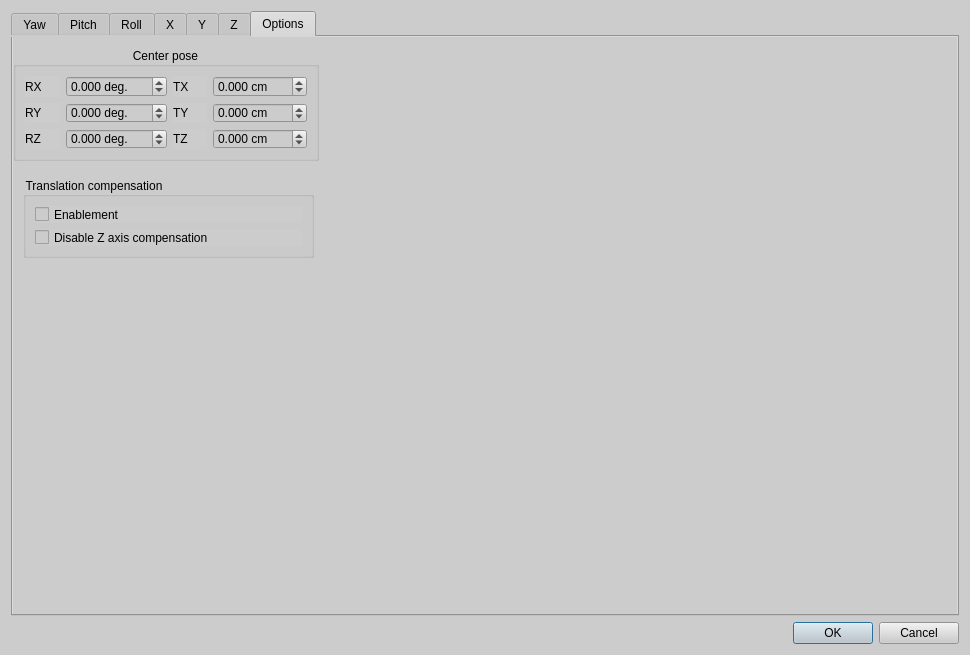
Before: the Qt Designer form facetracknoir/ftnoir_curves.ui in opentrack/opentrack, drawn with Qt 5.
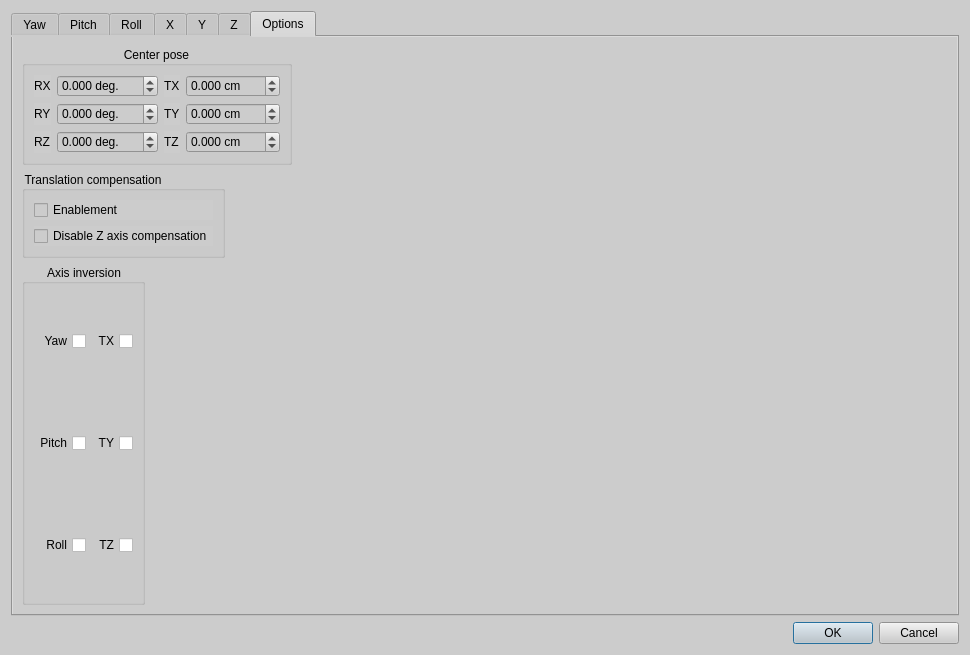
After: the same form once the commit is applied. Icons and pictures are not drawn. Custom widgets are drawn as their Qt base class.

Commit message: move axis inversion into the "mapping" window

Diff of the .ui file:
```diff
--- a/facetracknoir/ftnoir_curves.ui
+++ b/facetracknoir/ftnoir_curves.ui
@@ -579,15 +579,9 @@
       <attribute name="title">
        <string>Options</string>
       </attribute>
+      <layout class="QFormLayout" name="formLayout">
+       <item row="0" column="0">
       <widget class="QGroupBox" name="groupBox">
-       <property name="geometry">
-        <rect>
-         <x>0</x>
-         <y>10</y>
-         <width>306</width>
-         <height>114</height>
-        </rect>
-       </property>
        <property name="title">
         <string>Center pose</string>
        </property>
@@ -741,15 +735,9 @@
         </item>
        </layout>
       </widget>
+       </item>
+       <item row="1" column="0">
       <widget class="QGroupBox" name="groupBox_2">
-       <property name="geometry">
-        <rect>
-         <x>10</x>
-         <y>140</y>
-         <width>291</width>
-         <height>81</height>
-        </rect>
-       </property>
        <property name="styleSheet">
         <string notr="true"/>
        </property>
@@ -788,6 +776,160 @@
         </item>
        </layout>
       </widget>
+       </item>
+       <item row="2" column="0">
+        <widget class="QGroupBox" name="groupBox_4">
+         <property name="maximumSize">
+          <size>
+           <width>65536</width>
+           <height>65536</height>
+          </size>
+         </property>
+         <property name="font">
+          <font>
+           <kerning>true</kerning>
+          </font>
+         </property>
+         <property name="title">
+          <string>Axis inversion</string>
+         </property>
+         <property name="alignment">
+          <set>Qt::AlignCenter</set>
+         </property>
+         <property name="flat">
+          <bool>true</bool>
+         </property>
+         <property name="checkable">
+          <bool>false</bool>
+         </property>
+         <layout class="QGridLayout" name="gridLayout_4" rowstretch="6,6,6" columnstretch="6,6" rowminimumheight="6,6,6" columnminimumwidth="6,6">
+          <property name="sizeConstraint">
+           <enum>QLayout::SetMinAndMaxSize</enum>
+          </property>
+          <property name="spacing">
+           <number>6</number>
+          </property>
+          <item row="0" column="0">
+           <widget class="QCheckBox" name="chkInvertYaw">
+            <property name="maximumSize">
+             <size>
+              <width>65536</width>
+              <height>65536</height>
+             </size>
+            </property>
+            <property name="layoutDirection">
+             <enum>Qt::RightToLeft</enum>
+            </property>
+            <property name="styleSheet">
+             <string notr="true">background:none;</string>
+            </property>
+            <property name="text">
+             <string>Yaw</string>
+            </property>
+           </widget>
+          </item>
+          <item row="0" column="1">
+           <widget class="QCheckBox" name="chkInvertX">
+            <property name="maximumSize">
+             <size>
+              <width>65536</width>
+              <height>65536</height>
+             </size>
+            </property>
+            <property name="layoutDirection">
+             <enum>Qt::RightToLeft</enum>
+            </property>
+            <property name="styleSheet">
+             <string notr="true">background:none;</string>
+            </property>
+            <property name="text">
+             <string>TX</string>
+            </property>
+           </widget>
+          </item>
+          <item row="1" column="0">
+           <widget class="QCheckBox" name="chkInvertPitch">
+            <property name="maximumSize">
+             <size>
+              <width>65536</width>
+              <height>65536</height>
+             </size>
+            </property>
+            <property name="layoutDirection">
+             <enum>Qt::RightToLeft</enum>
+            </property>
+            <property name="autoFillBackground">
+             <bool>false</bool>
+            </property>
+            <property name="styleSheet">
+             <string notr="true">background:none;</string>
+            </property>
+            <property name="text">
+             <string>Pitch</string>
+            </property>
+           </widget>
+          </item>
+          <item row="1" column="1">
+           <widget class="QCheckBox" name="chkInvertY">
+            <property name="maximumSize">
+             <size>
+              <width>65536</width>
+              <height>65536</height>
+             </size>
+            </property>
+            <property name="layoutDirection">
+             <enum>Qt::RightToLeft</enum>
+            </property>
+            <property name="styleSheet">
+             <string notr="true">background:none;</string>
+            </property>
+            <property name="text">
+             <string>TY</string>
+            </property>
+           </widget>
+          </item>
+          <item row="2" column="0">
+           <widget class="QCheckBox" name="chkInvertRoll">
+            <property name="maximumSize">
+             <size>
+              <width>65536</width>
+              <height>65536</height>
+             </size>
+            </property>
+            <property name="layoutDirection">
+             <enum>Qt::RightToLeft</enum>
+            </property>
+            <property name="styleSheet">
+             <string notr="true">background:none;</string>
+            </property>
+            <property name="text">
+             <string>Roll</string>
+            </property>
+           </widget>
+          </item>
+          <item row="2" column="1">
+           <widget class="QCheckBox" name="chkInvertZ">
+            <property name="maximumSize">
+             <size>
+              <width>65536</width>
+              <height>65536</height>
+             </size>
+            </property>
+            <property name="layoutDirection">
+             <enum>Qt::RightToLeft</enum>
+            </property>
+            <property name="styleSheet">
+             <string notr="true">background:none;</string>
+            </property>
+            <property name="text">
+             <string>TZ</string>
+            </property>
+           </widget>
+          </item>
+         </layout>
+        </widget>
+       </item>
+      </layout>
      </widget>
     </widget>
    </item>
```
Left out of the diff: 14 changed lines with no effect on the pictures. Lines whose indentation alone changed are shown as unchanged. The commit also changes 3 other files.
